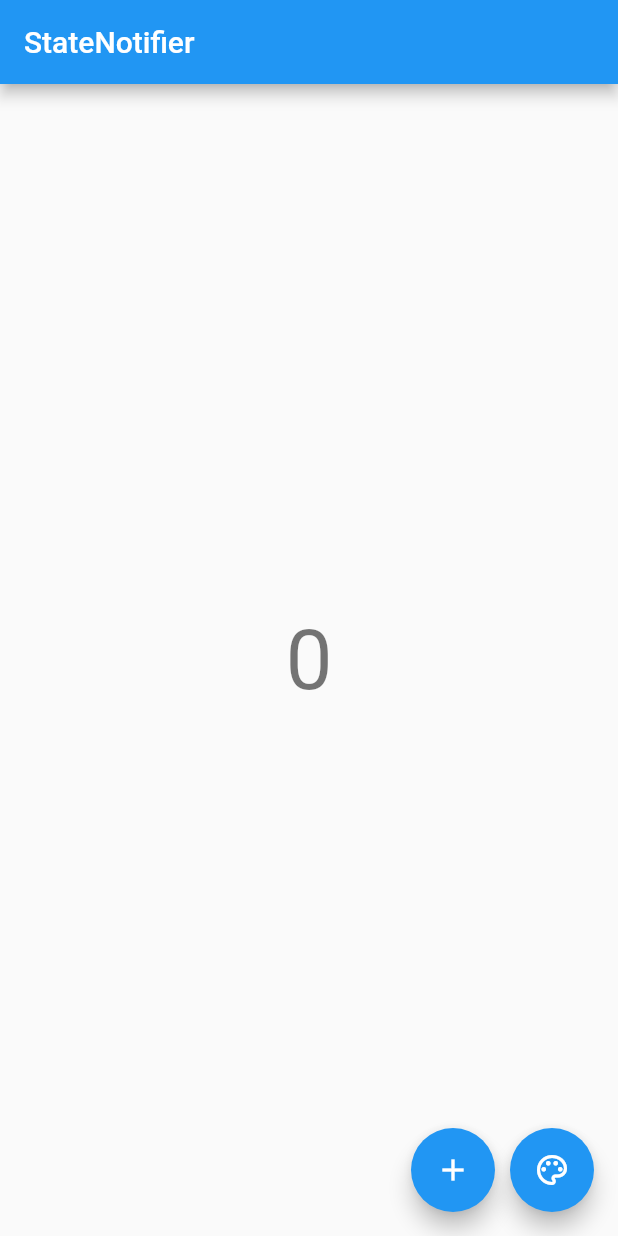
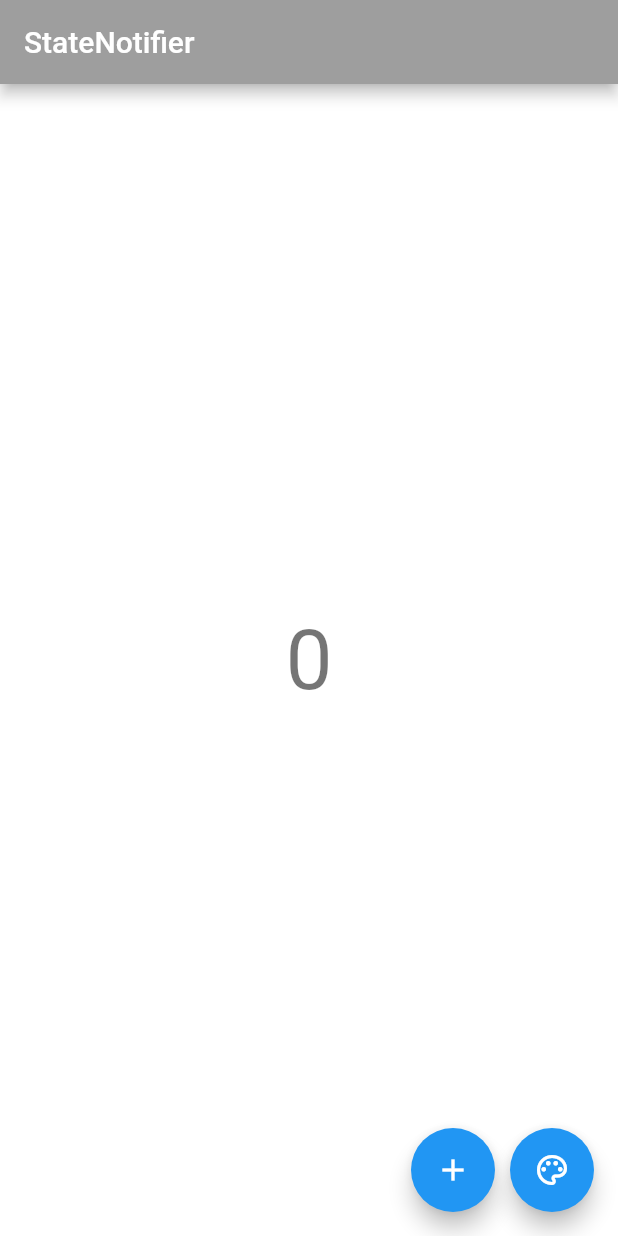
Before and after one commit to rsyd29/state_notifier_ex, a Flutter app: the MyHomePage screen opened directly, after a tap on the "add" icon, on a phone screen of 412 x 824 dp. Run offline on Flutter 3.47's test engine with Material 2 defaults, Android fonts, the phone set to English and light mode, and no system bars; our stand-ins replace equatable, state_notifier; missing offline and left inert: flutter_state_notifier.

Commit message:
Implement the logic to UI with StateNotifierProvider

```diff
--- a/lib/main.dart
+++ b/lib/main.dart
@@ -44,13 +44,23 @@ class MyHomePage extends StatelessWidget {
 
   @override
   Widget build(BuildContext context) {
+    final colorState = context.watch<BgColorState>();
+    final counterState = context.watch<CounterState>();
+    final levelState = context.watch<Level>();
+
     return Scaffold(
+      backgroundColor: levelState == Level.bronze
+          ? Colors.white
+          : levelState == Level.silver
+              ? Colors.grey
+              : Colors.yellow,
       appBar: AppBar(
+        backgroundColor: colorState.color,
         title: Text('StateNotifier'),
       ),
       body: Center(
         child: Text(
-          '0',
+          '${counterState.counter}',
           style: Theme.of(context).textTheme.headline2,
         ),
       ),
@@ -60,7 +70,9 @@ class MyHomePage extends StatelessWidget {
           FloatingActionButton(
             tooltip: 'Increment',
             child: Icon(Icons.add),
-            onPressed: () {},
+            onPressed: () {
+              context.read<Counter>().increment();
+            },
           ),
           SizedBox(
             width: 10.0,
@@ -68,7 +80,9 @@ class MyHomePage extends StatelessWidget {
           FloatingActionButton(
             tooltip: 'Change Color',
             child: Icon(Icons.color_lens_outlined),
-            onPressed: () {},
+            onPressed: () {
+              context.read<BgColor>().changeColor();
+            },
           )
         ],
       ),
```
